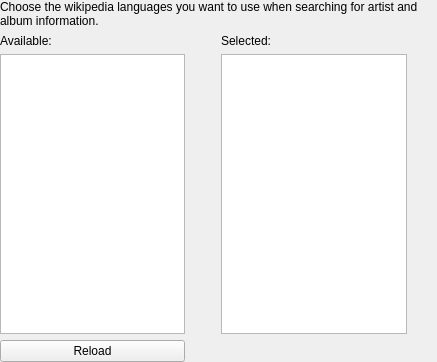
This is context/wikipediasettings.ui in polpo/cantata-mac as Qt 5 draws it before an edit. The edited form follows.
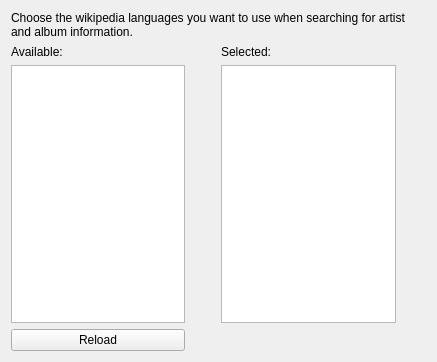
This is the edited form.

Patch:
```diff
--- a/context/wikipediasettings.ui
+++ b/context/wikipediasettings.ui
@@ -11,9 +11,6 @@
    </rect>
   </property>
   <layout class="QGridLayout" name="gridLayout">
-   <property name="margin">
-    <number>0</number>
-   </property>
    <item row="0" column="0" colspan="4">
     <widget class="QLabel" name="label">
      <property name="text">
```
